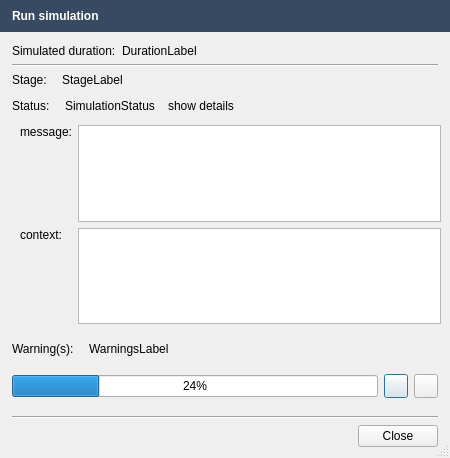
Before: the Qt Designer form src/openfluid/ui/common/RunSimulationDialog.ui in OpenFLUID/openfluid, drawn with Qt 5.
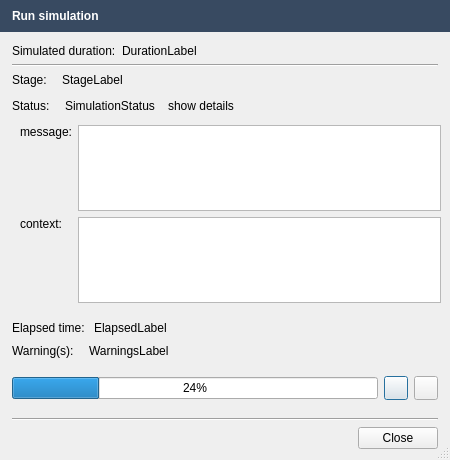
After: the same form once the commit is applied. Custom widgets are drawn as their Qt base class.

Commit message:
Add of final elapsed time in simulation dialog
* Added timer to display elapsed simulation time when simulation is
  completed
* Moved milliseconds to duration string converter
  from command-line app to tools API
* Updated tests
* Updated doc

The edit to the form file:
```diff
--- a/src/openfluid/ui/common/RunSimulationDialog.ui
+++ b/src/openfluid/ui/common/RunSimulationDialog.ui
@@ -10,11 +10,11 @@
     <x>0</x>
     <y>0</y>
     <width>450</width>
-    <height>458</height>
+    <height>460</height>
    </rect>
   </property>
   <property name="sizePolicy">
-   <sizepolicy hsizetype="Preferred" vsizetype="Minimum">
+   <sizepolicy hsizetype="Minimum" vsizetype="Minimum">
     <horstretch>0</horstretch>
     <verstretch>0</verstretch>
    </sizepolicy>
@@ -22,13 +22,13 @@
   <property name="minimumSize">
    <size>
     <width>450</width>
-    <height>0</height>
+    <height>300</height>
    </size>
   </property>
   <property name="maximumSize">
    <size>
     <width>16777215</width>
-    <height>16777215</height>
+    <height>460</height>
    </size>
   </property>
   <property name="windowTitle">
@@ -323,6 +323,30 @@
        </layout>
       </widget>
      </item>
+     <item>
+      <layout class="QHBoxLayout" name="horizontalLayout_11" stretch="0,1">
+       <property name="leftMargin">
+        <number>12</number>
+       </property>
+       <property name="rightMargin">
+        <number>12</number>
+       </property>
+       <item>
+        <widget class="QLabel" name="label_3">
+         <property name="text">
+          <string>Elapsed time:</string>
+         </property>
+        </widget>
+       </item>
+       <item>
+        <widget class="QLabel" name="ElapsedLabel">
+         <property name="text">
+          <string notr="true">ElapsedLabel</string>
+         </property>
+        </widget>
+       </item>
+      </layout>
+     </item>
      <item>
       <layout class="QHBoxLayout" name="horizontalLayout_6" stretch="0,1">
        <property name="leftMargin">
```
The commit also changes 6 other files.
